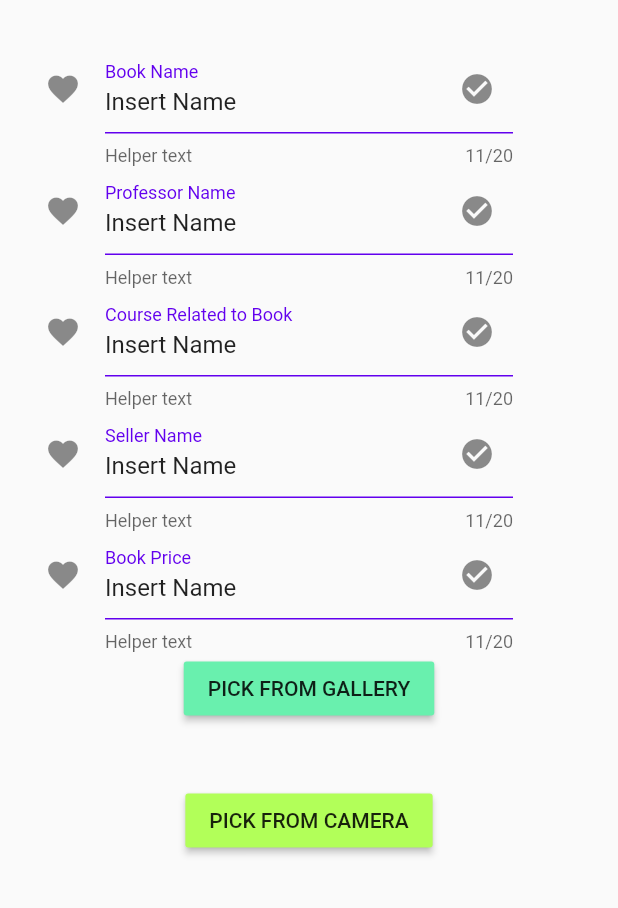
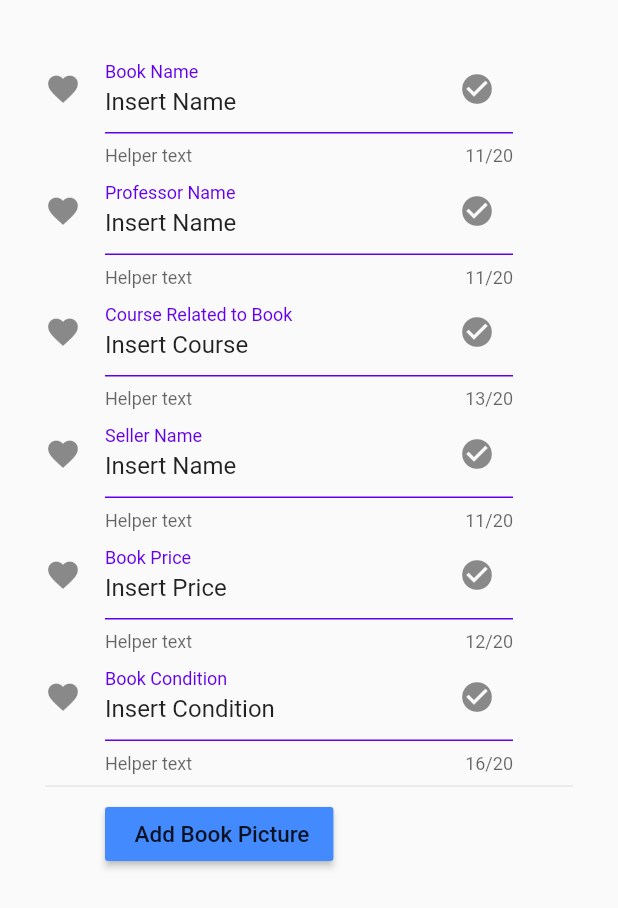
Before and after one commit to siranov/bookapp, a Flutter app: the screen it shows after launch, on a phone screen of 412 x 824 dp. Shown: the top 908 px of the screen. Run offline on Flutter 3.47's test engine with Material 2 defaults, Android fonts, the phone set to English and light mode, and no system bars; our stand-ins replace image_picker.

Commit message:
variables done

```diff
--- a/lib/sellbook.dart
+++ b/lib/sellbook.dart
@@ -1,6 +1,13 @@
 import 'package:flutter/material.dart';
 import 'dart:io';
 import 'package:image_picker/image_picker.dart';
+
+String condition;
+int price;
+String sellerName;
+String course;
+String profName;
+String bookName;
 
 class SellBook extends StatefulWidget {
   @override
@@ -51,6 +58,9 @@ class _SellBookState extends State<SellBook> {
             Padding(
               padding: const EdgeInsets.only(right: 40.0),
               child: TextFormField(
+                onChanged: (value) {
+                  bookName = value;
+                },
                 cursorColor: Theme.of(context).cursorColor,
                 initialValue: 'Insert Name',
                 maxLength: 20,
@@ -73,6 +83,9 @@ class _SellBookState extends State<SellBook> {
             Padding(
               padding: const EdgeInsets.only(right: 40.0),
               child: TextFormField(
+                onChanged: (value) {
+                  profName = value;
+                },
                 cursorColor: Theme.of(context).cursorColor,
                 initialValue: 'Insert Name',
                 maxLength: 20,
@@ -95,8 +108,11 @@ class _SellBookState extends State<SellBook> {
             Padding(
               padding: const EdgeInsets.only(right: 40.0),
               child: TextFormField(
+                onChanged: (value) {
+                  course = value;
+                },
                 cursorColor: Theme.of(context).cursorColor,
-                initialValue: 'Insert Name',
+                initialValue: 'Insert Course',
                 maxLength: 20,
                 decoration: InputDecoration(
                   icon: Icon(Icons.favorite),
@@ -117,6 +133,9 @@ class _SellBookState extends State<SellBook> {
             Padding(
               padding: const EdgeInsets.only(right: 40.0),
               child: TextFormField(
+                onChanged: (value) {
+                  sellerName = value;
+                },
                 cursorColor: Theme.of(context).cursorColor,
                 initialValue: 'Insert Name',
                 maxLength: 20,
@@ -139,8 +158,11 @@ class _SellBookState extends State<SellBook> {
             Padding(
               padding: const EdgeInsets.only(right: 40.0),
               child: TextFormField(
+                onChanged: (value) {
+                  price = int.parse(value);
+                },
                 cursorColor: Theme.of(context).cursorColor,
-                initialValue: 'Insert Name',
+                initialValue: 'Insert Price',
                 maxLength: 20,
                 decoration: InputDecoration(
                   icon: Icon(Icons.favorite),
@@ -158,31 +180,64 @@ class _SellBookState extends State<SellBook> {
                 ),
               ),
             ),
+            Padding(
+              padding: const EdgeInsets.only(right: 40.0),
+              child: TextFormField(
+                onChanged: (value) {
+                  condition = value;
+                },
+                cursorColor: Theme.of(context).cursorColor,
+                initialValue: 'Insert Condition',
+                maxLength: 20,
+                decoration: InputDecoration(
+                  icon: Icon(Icons.favorite),
+                  labelText: 'Book Condition',
+                  labelStyle: TextStyle(
+                    color: Color(0xFF6200EE),
+                  ),
+                  helperText: 'Helper text',
+                  suffixIcon: Icon(
+                    Icons.check_circle,
+                  ),
+                  enabledBorder: UnderlineInputBorder(
+                    borderSide: BorderSide(color: Color(0xFF6200EE)),
+                  ),
+                ),
+              ),
+            ),
+            Divider(),
             Container(
                 child: picked == false
-                    ? Container(
-                        alignment: Alignment.center,
+                    ? Padding(
+                        padding: const EdgeInsets.only(left: 40.0),
+                        child: Container(
+                          alignment: Alignment.centerLeft,
                           child: Column(
                             mainAxisAlignment: MainAxisAlignment.center,
                             children: <Widget>[
                               RaisedButton(
-                              color: Colors.greenAccent,
+                                color: Colors.blueAccent,
                                 onPressed: () {
+                                  showDialog(
+                                      context: context,
+                                      builder: (ctxt) {
+                                        return DialogWid(
+                                          camera: () {
+                                            _getFromCamera();
+                                          },
+                                          gallery: () {
                                             _getFromGallery();
                                           },
-                              child: Text("PICK FROM GALLERY"),
+                                        );
+                                      });
+                                },
+                                child: Text(
+                                  " Add Book Picture",
+                                  style: TextStyle(fontSize: 15),
                                 ),
-                            Container(
-                              height: 40.0,
                               ),
-                            RaisedButton(
-                              color: Colors.lightGreenAccent,
-                              onPressed: () {
-                                _getFromCamera();
-                              },
-                              child: Text("PICK FROM CAMERA"),
-                            )
                             ],
+                          ),
                         ),
                       )
                     : Container(
@@ -198,3 +253,42 @@ class _SellBookState extends State<SellBook> {
     );
   }
 }
+
+class DialogWid extends StatelessWidget {
+  final camera;
+  final gallery;
+
+  const DialogWid({Key key, this.camera, this.gallery}) : super(key: key);
+  @override
+  Widget build(BuildContext context) {
+    return AlertDialog(
+      title: Text('Image from :'),
+      shape: RoundedRectangleBorder(),
+      actions: [
+        RaisedButton(
+          onPressed: () {
+            camera();
+          },
+          color: Colors.white,
+          child: Text('Camera'),
+        ),
+        RaisedButton(
+          onPressed: () {
+            gallery();
+          },
+          color: Colors.white,
+          child: Text('Gallery'),
+        ),
+      ],
+    );
+  }
+}
+
+var bookData = {
+  'bookname': 'Book book book', //put your bookname variable here
+  'sellerId': 'siranov', //this ill get after auth
+  'course': 'Phys 53', //put your course variable here
+  'price': 26, //put your price variable here
+  'picFile': '', //put your file variable here
+  'condition': 'Good', //put your condition variable here
+};
```
Lines whose indentation alone changed are shown as unchanged.
